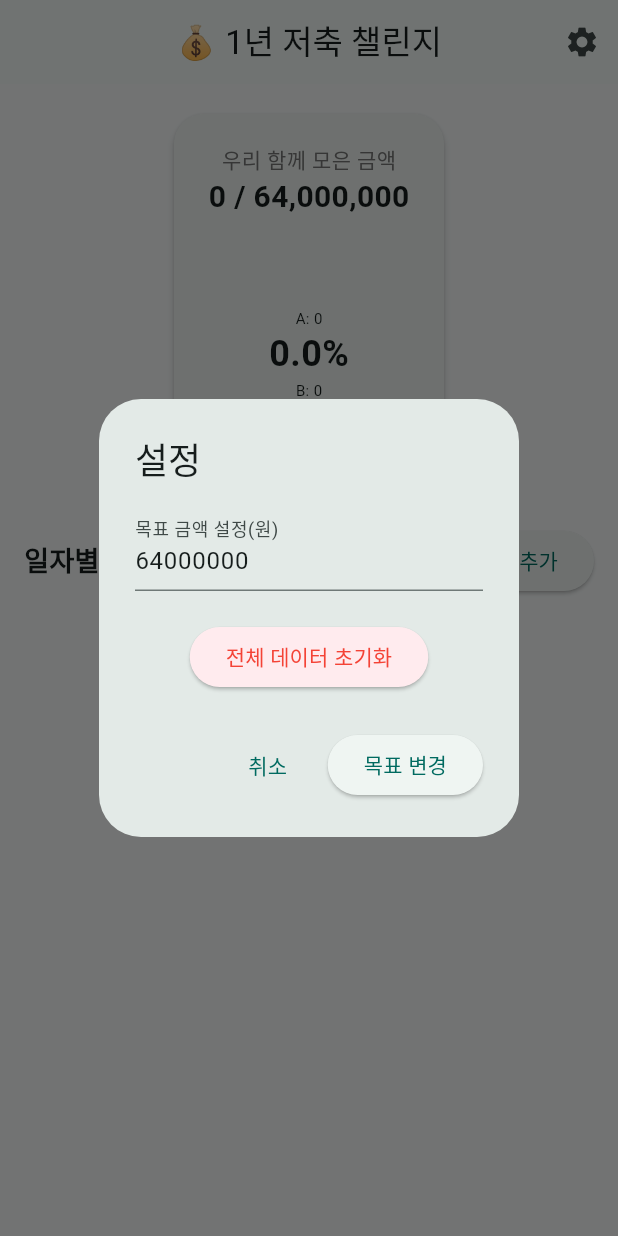
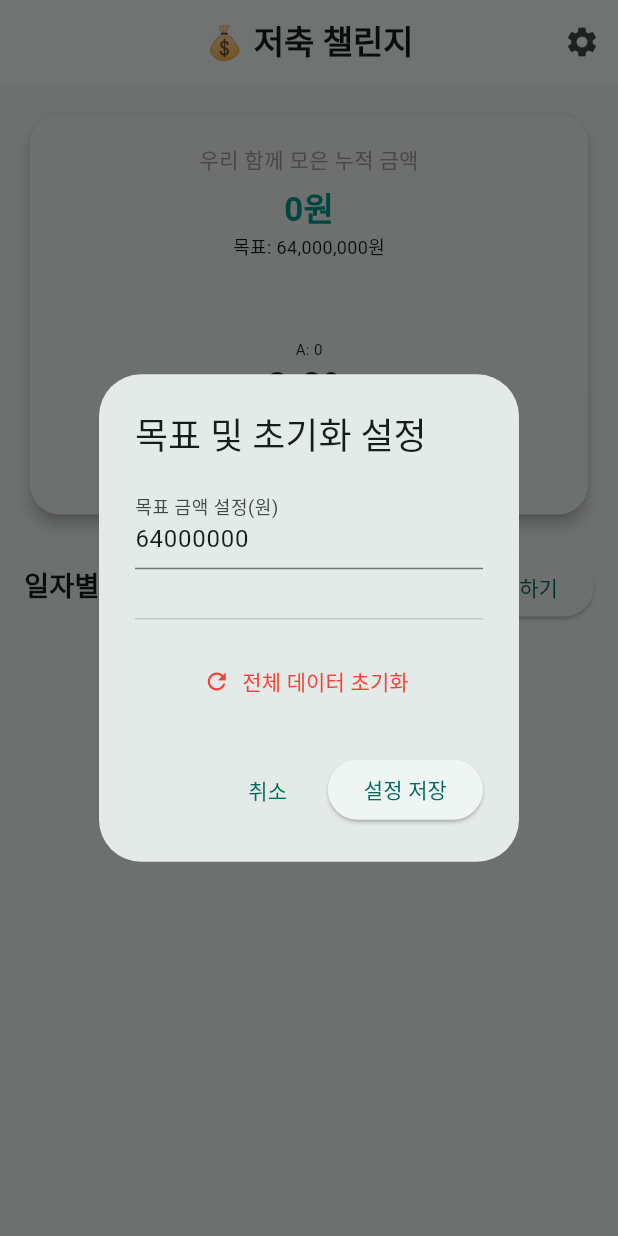
Before and after one commit to isolafide-bot/my_savings_app, a Flutter app: the screen it shows after launch, after a tap on the "settings" icon, on a phone screen of 412 x 824 dp. Run offline on Flutter 3.47's test engine with Material 3 defaults, Android fonts, the phone set to English and light mode, and no system bars.

Commit message:
Refactor savings logic and enhance UI components
Refactor savings goal handling and improve input validation. Update UI components for better usability and aesthetics.

```diff
--- a/lib/main.dart
+++ b/lib/main.dart
@@ -28,16 +28,16 @@ class SavingsPage extends StatefulWidget {
 }
 
 class _SavingsPageState extends State<SavingsPage> {
-  double goalAmount = 64000000; // 기본 목표 금액
+  double goalAmount = 64000000;
   final TextEditingController _amountController = TextEditingController();
   final TextEditingController _goalController = TextEditingController();
   String selectedPartner = 'A';
   List<Map<String, dynamic>> records = [];
 
-  // 저축 추가 및 수정 기능
   void _saveRecord({int? index}) {
     if (_amountController.text.isEmpty) return;
-    int amount = int.parse(_amountController.text.replaceAll(',', ''));
+    int? amount = int.tryParse(_amountController.text.replaceAll(',', ''));
+    if (amount == null) return;
 
     setState(() {
       if (index != null) {
@@ -55,12 +55,10 @@ class _SavingsPageState extends State<SavingsPage> {
     Navigator.pop(context);
   }
 
-  // 삭제 기능
   void _deleteRecord(int index) {
     setState(() => records.removeAt(index));
   }
 
-  // 초기화 기능 (RESET)
   void _resetAll() {
     setState(() {
       records.clear();
@@ -68,13 +66,13 @@ class _SavingsPageState extends State<SavingsPage> {
     });
   }
 
-  // 금액 입력 팝업 (추가/수정 공용)
   void _showInputDialog({int? index}) {
     if (index != null) {
       _amountController.text = records[index]['amount'].toString();
       selectedPartner = records[index]['partner'];
     } else {
       _amountController.clear();
+      selectedPartner = 'A';
     }
 
     showDialog(
@@ -84,9 +82,9 @@ class _SavingsPageState extends State<SavingsPage> {
         content: Column(
           mainAxisSize: MainAxisSize.min,
           children: [
-            DropdownButton<String>(
+            DropdownButtonFormField<String>(
               value: selectedPartner,
-              isExpanded: true,
+              decoration: const InputDecoration(labelText: '파트너 선택'),
               items: ['A', 'B'].map((p) => DropdownMenuItem(value: p, child: Text('파트너 $p'))).toList(),
               onChanged: (val) => setState(() => selectedPartner = val!),
             ),
@@ -105,13 +103,12 @@ class _SavingsPageState extends State<SavingsPage> {
     );
   }
 
-  // 설정 팝업 (목표 수정 및 리셋)
   void _showSettings() {
     _goalController.text = goalAmount.toInt().toString();
     showDialog(
       context: context,
       builder: (context) => AlertDialog(
-        title: const Text('설정'),
+        title: const Text('목표 및 초기화 설정'),
         content: Column(
           mainAxisSize: MainAxisSize.min,
           children: [
@@ -120,14 +117,16 @@ class _SavingsPageState extends State<SavingsPage> {
               keyboardType: TextInputType.number,
               decoration: const InputDecoration(labelText: '목표 금액 설정(원)'),
             ),
-            const SizedBox(height: 20),
-            ElevatedButton(
-              style: ElevatedButton.styleFrom(backgroundColor: Colors.red[50]),
+            const SizedBox(height: 25),
+            const Divider(),
+            const SizedBox(height: 10),
+            TextButton.icon(
               onPressed: () {
-                _resetAll();
                 Navigator.pop(context);
+                _showResetConfirm();
               },
-              child: const Text('전체 데이터 초기화', style: TextStyle(color: Colors.red)),
+              icon: const Icon(Icons.refresh, color: Colors.red),
+              label: const Text('전체 데이터 초기화', style: TextStyle(color: Colors.red)),
             ),
           ],
         ),
@@ -135,10 +134,33 @@ class _SavingsPageState extends State<SavingsPage> {
           TextButton(onPressed: () => Navigator.pop(context), child: const Text('취소')),
           ElevatedButton(
             onPressed: () {
+              if (_goalController.text.isNotEmpty) {
                 setState(() => goalAmount = double.parse(_goalController.text));
+              }
               Navigator.pop(context);
             },
-            child: const Text('목표 변경'),
+            child: const Text('설정 저장'),
+          ),
+        ],
+      ),
+    );
+  }
+
+  void _showResetConfirm() {
+    showDialog(
+      context: context,
+      builder: (context) => AlertDialog(
+        title: const Text('데이터 초기화'),
+        content: const Text('모든 저축 기록이 삭제됩니다. 정말 초기화할까요?'),
+        actions: [
+          TextButton(onPressed: () => Navigator.pop(context), child: const Text('취소')),
+          ElevatedButton(
+            style: ElevatedButton.styleFrom(backgroundColor: Colors.red),
+            onPressed: () {
+              _resetAll();
+              Navigator.pop(context);
+            },
+            child: const Text('초기화 실행', style: TextStyle(color: Colors.white)),
           ),
         ],
       ),
@@ -150,39 +172,39 @@ class _SavingsPageState extends State<SavingsPage> {
     int totalA = records.where((r) => r['partner'] == 'A').fold(0, (sum, item) => sum + (item['amount'] as int));
     int totalB = records.where((r) => r['partner'] == 'B').fold(0, (sum, item) => sum + (item['amount'] as int));
     int totalSum = totalA + totalB;
-    double progress = (totalSum / goalAmount).clamp(0.0, 1.0);
+    double progress = (goalAmount > 0) ? (totalSum / goalAmount).clamp(0.0, 1.0) : 0.0;
 
     return Scaffold(
-      backgroundColor: const Color(0xFFF8FBFB),
+      backgroundColor: const Color(0xFFF0F4F4),
       appBar: AppBar(
-        title: const Text('💰 1년 저축 챌린지'),
+        title: const Text('💰 저축 챌린지', style: TextStyle(fontWeight: FontWeight.bold)),
         centerTitle: true,
         actions: [IconButton(icon: const Icon(Icons.settings), onPressed: _showSettings)],
       ),
-      body: SingleChildScrollView(
+      body: ListView( // SingleChildScrollView 대신 ListView로 짤림 방지 강화
         padding: const EdgeInsets.all(16),
-        child: Column(
         children: [
-            // 대시보드 카드
           Card(
-              elevation: 2,
+            elevation: 4,
             shape: RoundedRectangleBorder(borderRadius: BorderRadius.circular(20)),
             child: Padding(
               padding: const EdgeInsets.all(20),
               child: Column(
                 children: [
-                    Text('우리 함께 모은 금액', style: TextStyle(color: Colors.grey[600])),
-                    Text('${NumberFormat('#,###').format(totalSum)} / ${NumberFormat('#,###').format(goalAmount)}',
-                        style: const TextStyle(fontSize: 20, fontWeight: FontWeight.bold)),
+                  const Text('우리 함께 모은 누적 금액', style: TextStyle(fontSize: 14, color: Colors.grey)),
+                  const SizedBox(height: 5),
+                  Text('${NumberFormat('#,###').format(totalSum)}원',
+                      style: const TextStyle(fontSize: 22, fontWeight: FontWeight.bold, color: Colors.teal)),
+                  Text('목표: ${NumberFormat('#,###').format(goalAmount)}원', style: const TextStyle(fontSize: 12)),
                   const SizedBox(height: 20),
                   Stack(
                     alignment: Alignment.center,
                     children: [
-                        SizedBox(width: 140, height: 140, child: CircularProgressIndicator(value: progress, strokeWidth: 10, color: Colors.teal)),
+                      SizedBox(width: 130, height: 130, child: CircularProgressIndicator(value: progress, strokeWidth: 10, color: Colors.orange)),
                       Column(
                         children: [
                           Text('A: ${NumberFormat('#,###').format(totalA)}', style: const TextStyle(fontSize: 10)),
-                            Text('${(progress * 100).toStringAsFixed(1)}%', style: const TextStyle(fontSize: 24, fontWeight: FontWeight.bold)),
+                          Text('${(progress * 100).toStringAsFixed(1)}%', style: const TextStyle(fontSize: 26, fontWeight: FontWeight.bold)),
                           Text('B: ${NumberFormat('#,###').format(totalB)}', style: const TextStyle(fontSize: 10)),
                         ],
                       ),
@@ -193,41 +215,50 @@ class _SavingsPageState extends State<SavingsPage> {
             ),
           ),
           const SizedBox(height: 20),
-            // 기록 리스트
           Row(
             mainAxisAlignment: MainAxisAlignment.spaceBetween,
             children: [
-                const Text('일자별 저축 기록', style: TextStyle(fontSize: 18, fontWeight: FontWeight.bold)),
-                ElevatedButton.icon(onPressed: () => _showInputDialog(), icon: const Icon(Icons.add), label: const Text('기록 추가')),
+              const Text('일자별 저축 내역', style: TextStyle(fontSize: 18, fontWeight: FontWeight.bold)),
+              ElevatedButton.icon(
+                onPressed: () => _showInputDialog(),
+                icon: const Icon(Icons.add),
+                label: const Text('기록하기'),
+              ),
             ],
           ),
           const SizedBox(height: 10),
-            ListView.builder(
-              shrinkWrap: true,
-              physics: const NeverScrollableScrollPhysics(),
-              itemCount: records.length,
-              itemBuilder: (context, index) {
-                final r = records[index];
+          // 기록 목록 표 형태 구성
+          if (records.isEmpty)
+            const Padding(
+              padding: EdgeInsets.all(40.0),
+              child: Center(child: Text('아직 기록이 없습니다.\n우측 상단 버튼으로 추가해보세요!', textAlign: TextAlign.center)),
+            )
+          else
+            ...records.asMap().entries.map((entry) {
+              int idx = entry.key;
+              var r = entry.value;
               return Card(
-                  margin: const EdgeInsets.only(bottom: 8),
+                margin: const EdgeInsets.only(bottom: 10),
                 child: ListTile(
-                    leading: CircleAvatar(child: Text(r['partner'])),
-                    title: Text('${NumberFormat('#,###').format(r['amount'])}원'),
-                    subtitle: Text(r['date']),
+                  leading: CircleAvatar(
+                    backgroundColor: r['partner'] == 'A' ? Colors.teal[100] : Colors.orange[100],
+                    child: Text(r['partner'], style: const TextStyle(fontWeight: FontWeight.bold)),
+                  ),
+                  title: Text('${NumberFormat('#,###').format(r['amount'])}원', style: const TextStyle(fontWeight: FontWeight.bold)),
+                  subtitle: Text('${records.length - idx}번 | ${r['date']}'),
                   trailing: Row(
                     mainAxisSize: MainAxisSize.min,
                     children: [
-                        IconButton(icon: const Icon(Icons.edit, size: 20), onPressed: () => _showInputDialog(index: index)),
-                        IconButton(icon: const Icon(Icons.delete, size: 20, color: Colors.redAccent), onPressed: () => _deleteRecord(index)),
-                      ],
-                    ),
-                  ],
-                );
-              },
-            ),
+                      IconButton(icon: const Icon(Icons.edit, size: 20), onPressed: () => _showInputDialog(index: idx)),
+                      IconButton(icon: const Icon(Icons.delete, size: 20, color: Colors.redAccent), onPressed: () => _deleteRecord(idx)),
                     ],
                   ),
                 ),
               );
+            }).toList(),
+          const SizedBox(height: 50), // 하단 여백 확보
+        ],
+      ),
+    );
   }
 }
```
Lines whose indentation alone changed are shown as unchanged.
